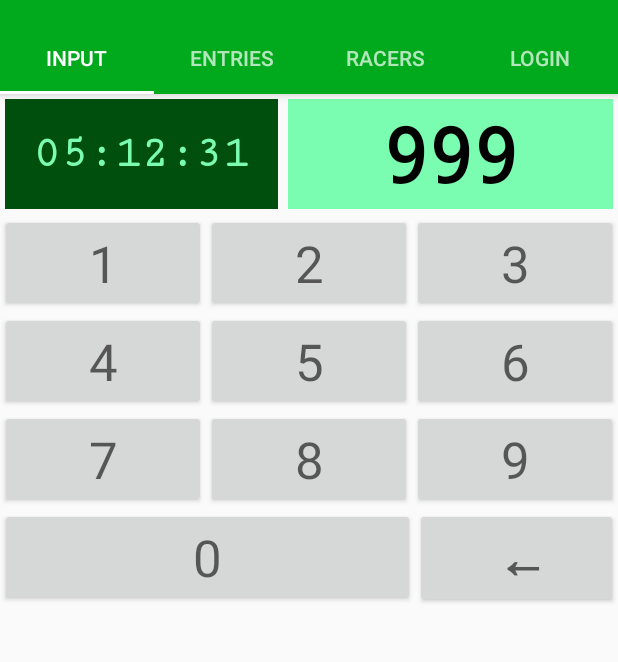
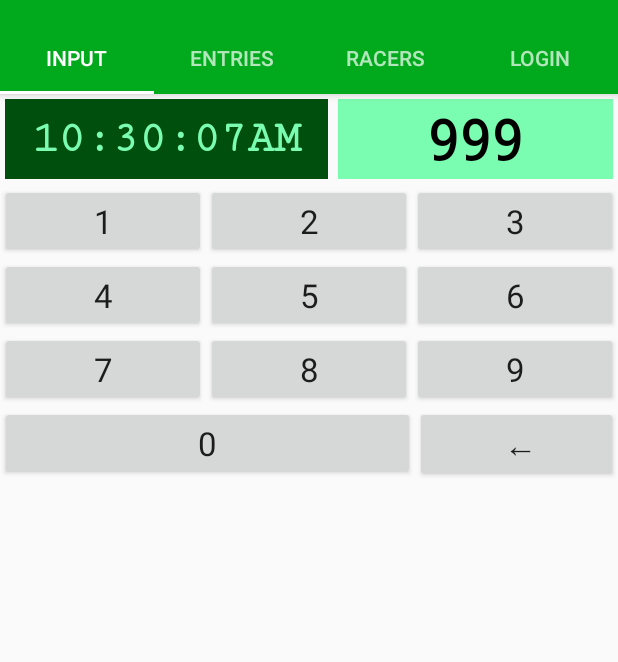
Before and after one commit to TREXAPP/racetracker, an Android app: the screen it shows after launch (MainActivity), on a phone screen of 412 x 824 dp, the part 74-736 px from its top. Run offline under Robolectric (Android 15) with nearby library versions, the phone set to English and light mode, and no system bars.

Commit message:
v0.1.210 - Input fragment: Changes in Input frontend

```diff
--- a/app/build.gradle
+++ b/app/build.gradle
@@ -5,7 +5,7 @@ android {
     buildToolsVersion "24.0.3"
     defaultConfig {
         applicationId "com.trex.racetracker"
-        minSdkVersion 15
+        minSdkVersion 17
         targetSdkVersion 24
         versionCode 1
         versionName "1.0"
--- a/app/src/main/java/layout/Input.java
+++ b/app/src/main/java/layout/Input.java
@@ -9,9 +9,13 @@ import android.support.v4.app.Fragment;
 import android.view.LayoutInflater;
 import android.view.View;
 import android.view.ViewGroup;
+import android.widget.DigitalClock;
+import android.widget.TextClock;
 import android.widget.TextView;
 
 import com.trex.racetracker.R;
+
+import org.w3c.dom.Text;
 
 /**
  * A placeholder fragment containing a simple view.
@@ -42,10 +46,10 @@ public class Input extends Fragment {
     public View onCreateView(LayoutInflater inflater, ViewGroup container,
                              Bundle savedInstanceState) {
         View rootView = inflater.inflate(R.layout.fragment_input, container, false);
-        TextView textView = (TextView) rootView.findViewById(R.id.section_label);
-    //    textView.setText(getString(R.string.section_format, getArguments().getInt(ARG_SECTION_NUMBER)));
+    //TODO do stuff here
+      //  TextClock clock = new TextClock(getContext());
 
-        textView.setText("Vamu ke imame edna numericka tastatura za vnes na novi trkaci kako sto ke pominuvaat niz kontrolna");
+
         return rootView;
 
     }
--- a/app/src/main/res/layout/fragment_input.xml
+++ b/app/src/main/res/layout/fragment_input.xml
@@ -10,9 +10,10 @@
     <LinearLayout
         android:orientation="horizontal"
         android:layout_width="match_parent"
-        android:layout_height="80dp">
+        android:layout_height="60dp"
+        android:layout_weight="0">
 
-        <TextView
+        <TextClock
             android:text="05:12:31"
             android:layout_width="wrap_content"
             android:layout_height="match_parent"
@@ -24,7 +25,9 @@
             android:textColor="@color/colorPrimaryLighest"
             android:textSize="30sp"
             android:textStyle="bold"
-            android:fontFamily="serif-monospace" />
+            android:fontFamily="serif-monospace"
+            android:format12Hour="h:mm:ssa"
+            android:format24Hour="H:mm:ss" />
 
         <TextView
             android:text="999"
@@ -37,7 +40,7 @@
             android:background="@color/colorPrimaryLighest"
             android:textAppearance="@style/TextAppearance.AppCompat.Display1"
             android:textStyle="bold"
-            android:textSize="50sp"
+            android:textSize="36sp"
             android:textColor="@android:color/black"
             android:fontFamily="monospace" />
     </LinearLayout>
@@ -45,7 +48,8 @@
     <LinearLayout
         android:orientation="horizontal"
         android:layout_width="match_parent"
-        android:layout_height="wrap_content">
+        android:layout_height="wrap_content"
+        android:layout_weight="1">
 
         <LinearLayout
             android:orientation="horizontal"
@@ -59,7 +63,7 @@
                 android:layout_height="wrap_content"
                 android:id="@+id/btn1"
                 android:layout_weight="1"
-                android:textAppearance="@style/TextAppearance.AppCompat.Display1" />
+                android:textAppearance="@style/TextAppearance.AppCompat.Large" />
 
             <Button
                 android:text="2"
@@ -67,7 +71,7 @@
                 android:layout_height="wrap_content"
                 android:id="@+id/btn2"
                 android:layout_weight="1"
-                android:textAppearance="@style/TextAppearance.AppCompat.Display1" />
+                android:textAppearance="@style/TextAppearance.AppCompat.Large" />
         </LinearLayout>
 
         <LinearLayout
@@ -82,14 +86,15 @@
                 android:layout_height="wrap_content"
                 android:id="@+id/btn3"
                 android:layout_weight="1"
-                android:textAppearance="@style/TextAppearance.AppCompat.Display1" />
+                android:textAppearance="@style/TextAppearance.AppCompat.Large" />
         </LinearLayout>
     </LinearLayout>
 
     <LinearLayout
         android:orientation="horizontal"
         android:layout_width="match_parent"
-        android:layout_height="wrap_content">
+        android:layout_height="wrap_content"
+        android:layout_weight="1">
 
         <LinearLayout
             android:orientation="horizontal"
@@ -103,7 +108,7 @@
                 android:layout_height="wrap_content"
                 android:id="@+id/btn4"
                 android:layout_weight="1"
-                android:textAppearance="@style/TextAppearance.AppCompat.Display1" />
+                android:textAppearance="@style/TextAppearance.AppCompat.Large" />
 
             <Button
                 android:text="5"
@@ -111,7 +116,7 @@
                 android:layout_height="wrap_content"
                 android:id="@+id/btn5"
                 android:layout_weight="1"
-                android:textAppearance="@style/TextAppearance.AppCompat.Display1" />
+                android:textAppearance="@style/TextAppearance.AppCompat.Large" />
         </LinearLayout>
 
         <LinearLayout
@@ -126,7 +131,7 @@
                 android:layout_height="wrap_content"
                 android:id="@+id/btn6"
                 android:layout_weight="1"
-                android:textAppearance="@style/TextAppearance.AppCompat.Display1" />
+                android:textAppearance="@style/TextAppearance.AppCompat.Large" />
         </LinearLayout>
 
     </LinearLayout>
@@ -134,7 +139,8 @@
     <LinearLayout
         android:orientation="horizontal"
         android:layout_width="match_parent"
-        android:layout_height="wrap_content">
+        android:layout_height="wrap_content"
+        android:layout_weight="1">
 
         <LinearLayout
             android:orientation="horizontal"
@@ -148,7 +154,7 @@
                 android:layout_height="wrap_content"
                 android:id="@+id/btn7"
                 android:layout_weight="1"
-                android:textAppearance="@style/TextAppearance.AppCompat.Display1" />
+                android:textAppearance="@style/TextAppearance.AppCompat.Large" />
 
             <Button
                 android:text="8"
@@ -156,7 +162,7 @@
                 android:layout_height="wrap_content"
                 android:id="@+id/btn8"
                 android:layout_weight="1"
-                android:textAppearance="@style/TextAppearance.AppCompat.Display1" />
+                android:textAppearance="@style/TextAppearance.AppCompat.Large" />
         </LinearLayout>
 
         <LinearLayout
@@ -171,7 +177,7 @@
                 android:layout_height="wrap_content"
                 android:id="@+id/btn9"
                 android:layout_weight="1"
-                android:textAppearance="@style/TextAppearance.AppCompat.Display1" />
+                android:textAppearance="@style/TextAppearance.AppCompat.Large" />
         </LinearLayout>
 
     </LinearLayout>
@@ -179,7 +185,8 @@
     <LinearLayout
         android:orientation="horizontal"
         android:layout_width="match_parent"
-        android:layout_height="wrap_content">
+        android:layout_height="wrap_content"
+        android:layout_weight="1">
 
         <LinearLayout
             android:orientation="horizontal"
@@ -192,8 +199,8 @@
                 android:layout_width="wrap_content"
                 android:layout_height="wrap_content"
                 android:id="@+id/btn0"
-                android:layout_weight="1"
-                android:textAppearance="@style/TextAppearance.AppCompat.Display1" />
+                android:layout_weight="1.55"
+                android:textAppearance="@style/TextAppearance.AppCompat.Large" />
 
         </LinearLayout>
 
@@ -205,19 +212,18 @@
 
             <Button
                 android:text=" ←"
-                android:layout_width="wrap_content"
+                android:layout_width="match_parent"
                 android:layout_height="wrap_content"
                 android:id="@+id/btnErase"
-                android:layout_weight="1"
-                android:textAppearance="@style/TextAppearance.AppCompat.Display1"
-                android:textStyle="bold" />
+                android:textAppearance="@style/TextAppearance.AppCompat.Large" />
         </LinearLayout>
 
     </LinearLayout>
 
     <ListView
         android:layout_width="match_parent"
-        android:layout_height="match_parent" />
+        android:layout_height="wrap_content"
+        android:layout_weight="9999999999999999999999999" />
 
 
 </LinearLayout>
```
Also changed, not shown: app/src/main/java/com/trex/racetracker/EntryObj.java (added, +8 -0 lines), app/src/main/res/layout/row_entries_in_input.xml (added, +193 -0 lines).
